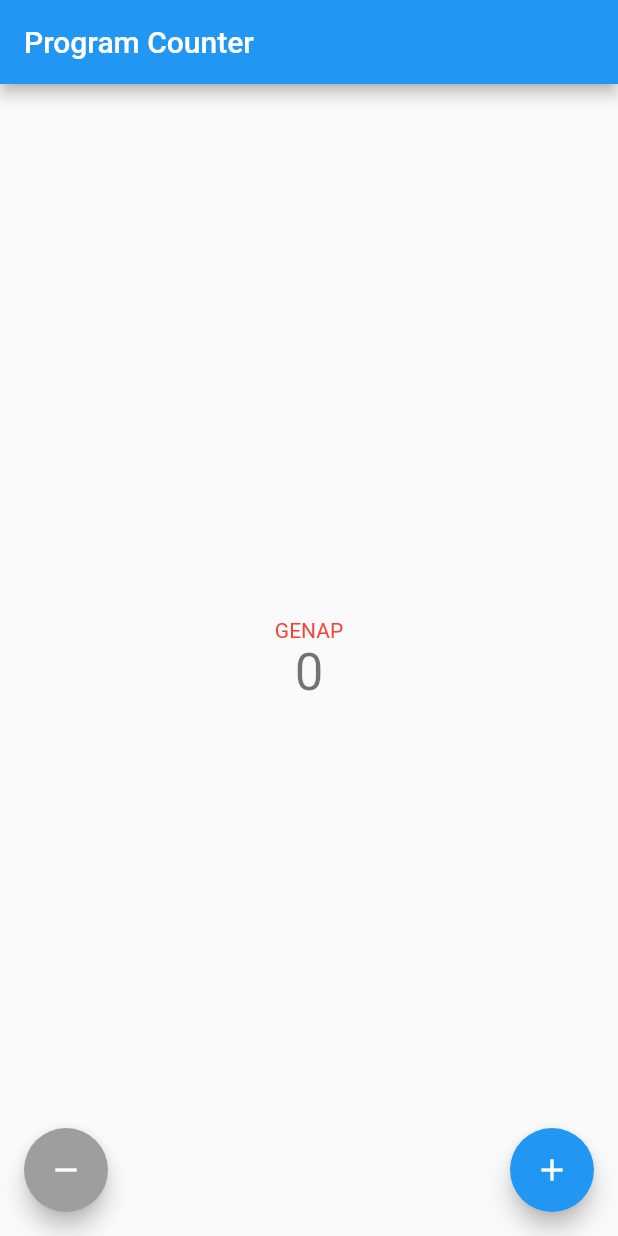
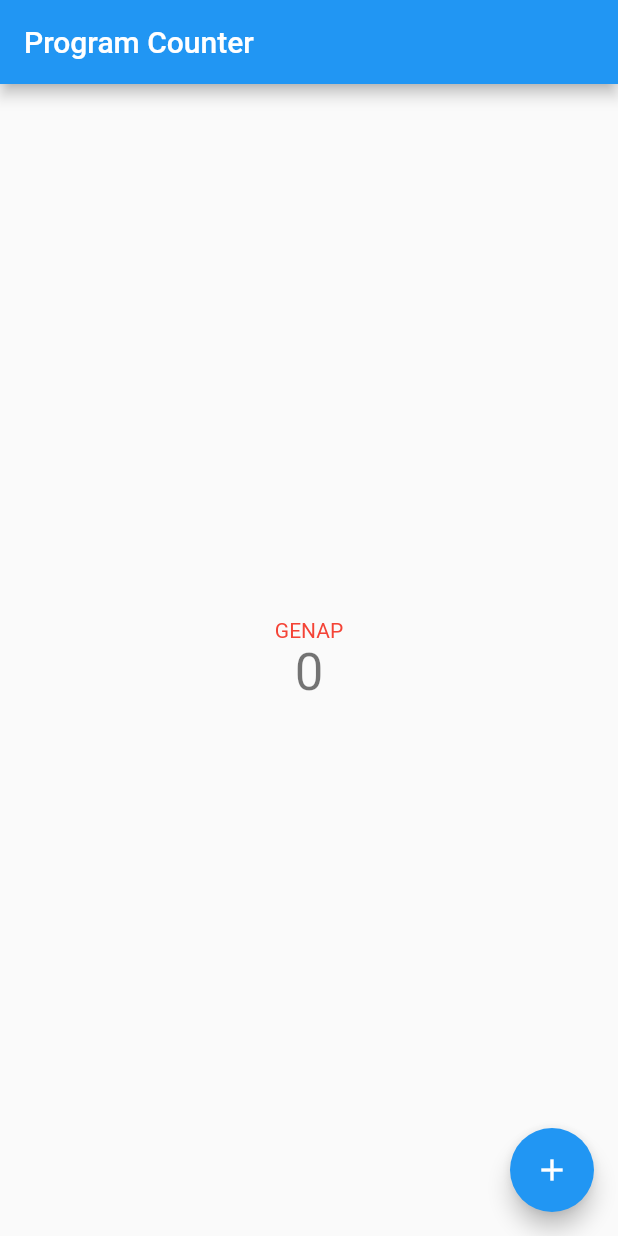
Before and after one commit to mnabielap/pbp-flutter-lab, a Flutter app: the screen it shows after launch, on a phone screen of 412 x 824 dp. Run offline on Flutter 3.47's test engine with Material 2 defaults, Android fonts, the phone set to English and light mode, and no system bars.

Commit message:
add bonus tugas7

```diff
--- a/lib/main.dart
+++ b/lib/main.dart
@@ -120,12 +120,14 @@ class _MyHomePageState extends State<MyHomePage> {
       floatingActionButton: Padding(
           padding: const EdgeInsets.all(16.0),
           child: Row(children: <Widget>[
-            FloatingActionButton(
-              onPressed: isGreaterThanZero ? _decrementCounter : null,
-              tooltip: 'Decrement',
-              backgroundColor: isGreaterThanZero ? Colors.blue : Colors.grey,
-              child: const Icon(Icons.remove),
-            ),
+            if (_counter != 0) ...[
+              FloatingActionButton(
+                onPressed: isGreaterThanZero ? _decrementCounter : null,
+                tooltip: 'Decrement',
+                backgroundColor: Colors.blue,
+                child: const Icon(Icons.remove),
+              ),
+            ],
             const Spacer(),
             FloatingActionButton(
               onPressed: _incrementCounter,
```
